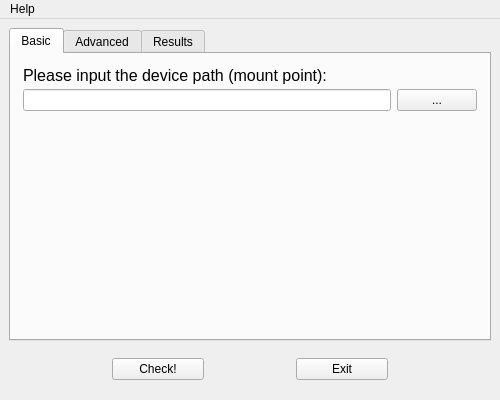
This is mainwindow.ui in ChickenLegsOz/f3-qt as Qt 5 draws it before an edit. The edited form follows.
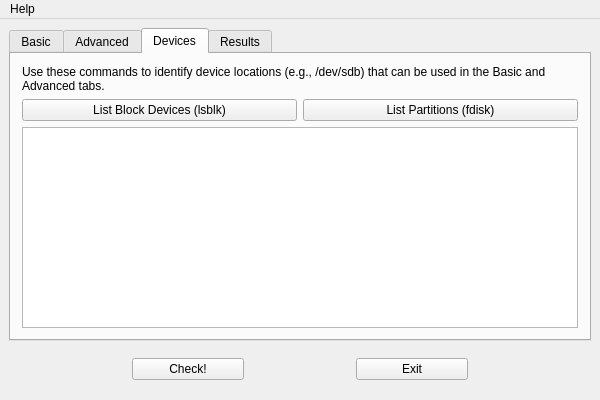
This is the edited form. The open tabs and pages were chosen to show the change. Icons and pictures are not drawn.

Commit message: Add devices tab to provide insight into device locations.

Diff of the .ui file:
```diff
--- a/mainwindow.ui
+++ b/mainwindow.ui
@@ -23,7 +23,7 @@
     <rect>
      <x>0</x>
      <y>0</y>
-     <width>500</width>
+     <width>600</width>
      <height>20</height>
     </rect>
    </property>
@@ -40,7 +40,7 @@
    <rect>
     <x>0</x>
     <y>0</y>
-    <width>500</width>
+    <width>600</width>
     <height>400</height>
    </rect>
   </property>
@@ -310,6 +310,53 @@
         </item>
        </layout>
       </widget>
+      <widget class="QWidget" name="tabWidgetDevices">
+       <attribute name="title">
+        <string>Devices</string>
+       </attribute>
+       <layout class="QVBoxLayout" name="verticalLayoutDevices">
+        <item>
+         <widget class="QLabel" name="labelDevicesInfo">
+          <property name="text">
+           <string>&lt;html&gt;&lt;head/&gt;&lt;body&gt;&lt;p&gt;Use these commands to identify device locations (e.g., /dev/sdb) that can be used in the Basic and Advanced tabs.&lt;/p&gt;&lt;/body&gt;&lt;/html&gt;</string>
+          </property>
+          <property name="wordWrap">
+           <bool>true</bool>
+          </property>
+         </widget>
+        </item>
+        <item>
+         <layout class="QHBoxLayout" name="horizontalLayoutDeviceButtons">
+          <item>
+           <widget class="QPushButton" name="buttonLsblk">
+            <property name="text">
+             <string>List Block Devices (lsblk)</string>
+            </property>
+           </widget>
+          </item>
+          <item>
+           <widget class="QPushButton" name="buttonFdisk">
+            <property name="text">
+             <string>List Partitions (fdisk)</string>
+            </property>
+           </widget>
+          </item>
+         </layout>
+        </item>
+        <item>
+         <widget class="QPlainTextEdit" name="deviceOutput">
+          <property name="readOnly">
+           <bool>true</bool>
+          </property>
+          <property name="font">
+           <font>
+            <family>Monospace</family>
+           </font>
+          </property>
+         </widget>
+        </item>
+       </layout>
+      </widget>
       <widget class="QWidget" name="tabWidgetResults">
        <attribute name="title">
         <string>Results</string>
```
The commit also changes 5 other files.
